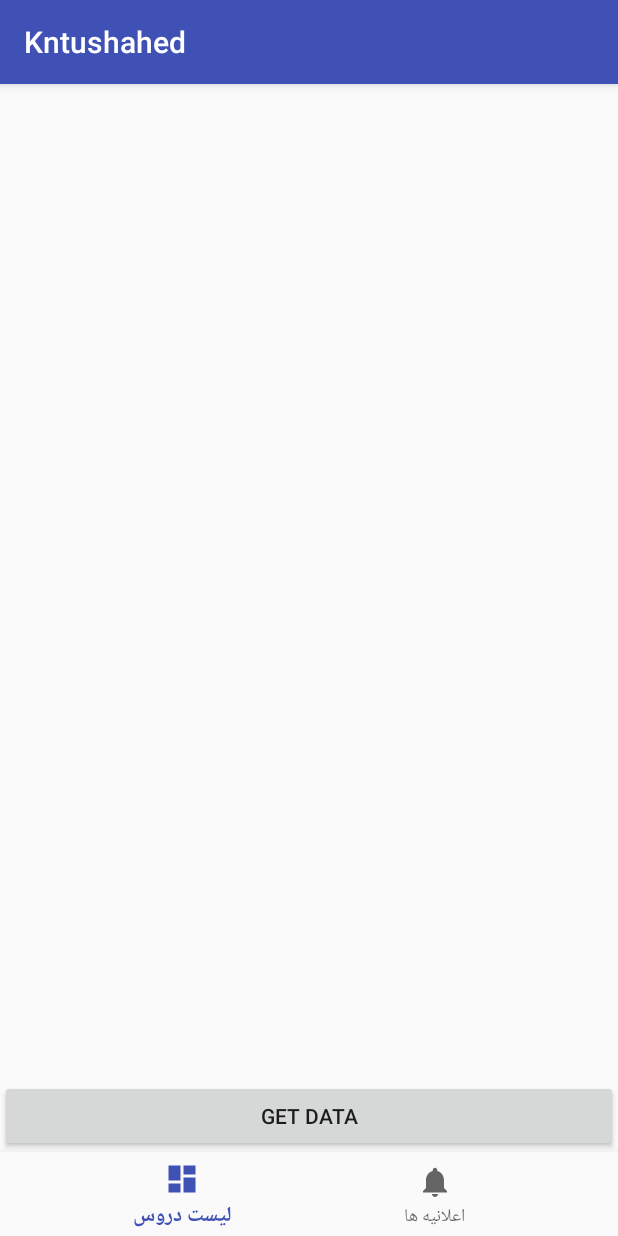
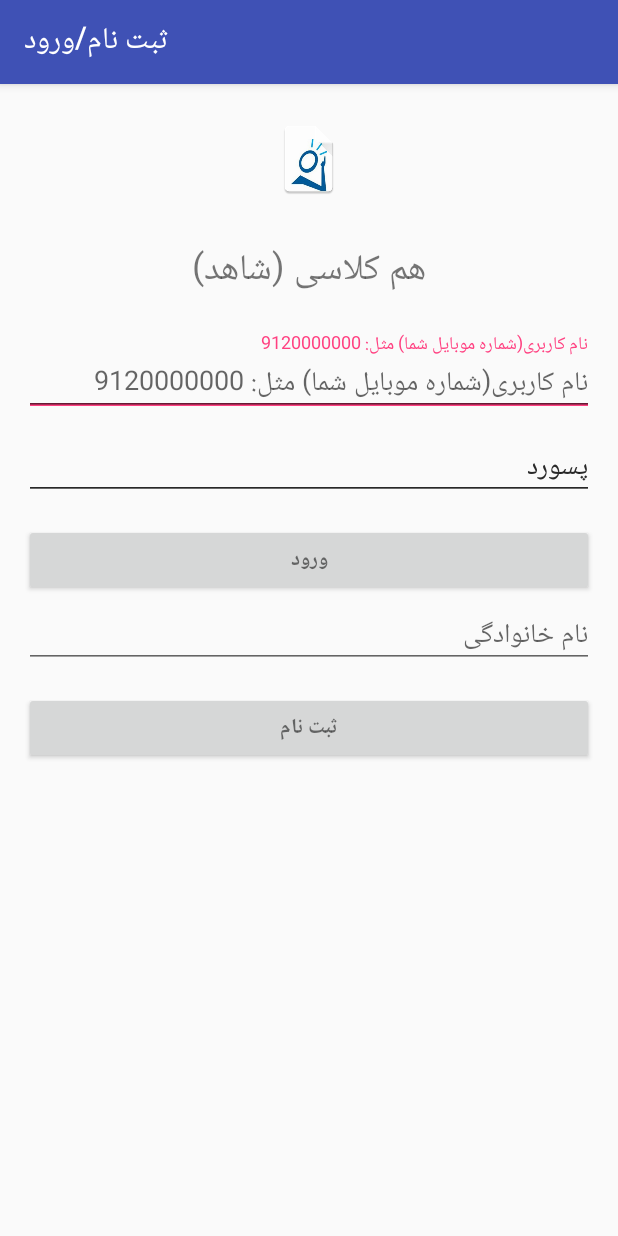
Before and after one commit to msf833/Kntushahed, an Android app: the screen it shows after launch (MainActivity before the commit, SignupLoginActivity after it), on a phone screen of 412 x 824 dp. Run offline under Robolectric (Android 15) with nearby library versions, the phone set to English and light mode, and no system bars; our stand-ins replace Volley.

Commit message:
Login/Signup activity has been created

```diff
--- a/app/src/main/java/ir/madamas/kntushahed/kntushahed/MainActivity.java
+++ b/app/src/main/java/ir/madamas/kntushahed/kntushahed/MainActivity.java
@@ -1,7 +1,10 @@
 package ir.madamas.kntushahed.kntushahed;
 
 import android.app.DownloadManager;
+import android.content.Intent;
+import android.content.SharedPreferences;
 import android.os.Bundle;
+import android.preference.PreferenceManager;
 import android.support.annotation.NonNull;
 import android.support.design.widget.BottomNavigationView;
 import android.support.v4.app.FragmentManager;
@@ -29,12 +32,16 @@ import org.json.JSONObject;
 import ir.madamas.kntushahed.kntushahed.fragments.coursesListFragment;
 import ir.madamas.kntushahed.kntushahed.fragments.notificationFragment;
 
+import static java.security.AccessController.getContext;
+
 public class MainActivity extends AppCompatActivity {
 
     private TextView mTextMessage;
 
     RequestQueue myrequestqueue;
     String tempMF;
+    SharedPreferences sharedPreferences;
+
 
     FragmentManager fragmentManager = getSupportFragmentManager();
     private BottomNavigationView.OnNavigationItemSelectedListener mOnNavigationItemSelectedListener
@@ -73,7 +80,19 @@ public class MainActivity extends AppCompatActivity {
         BottomNavigationView navigation = (BottomNavigationView) findViewById(R.id.navigation);
         navigation.setOnNavigationItemSelectedListener(mOnNavigationItemSelectedListener);
 
+        sharedPreferences = PreferenceManager.getDefaultSharedPreferences(getApplicationContext());
+        String name = sharedPreferences.getString("name","کاربر");
 
     }
 
+    @Override
+    protected void onResume() {
+        super.onResume();
+        boolean Registered = sharedPreferences.getBoolean("Registered", false);
+
+        if (Registered == false){
+            Intent item_intent = new Intent(getApplicationContext(), SignupLoginActivity.class);
+            startActivityForResult(item_intent, 1);
+        }
+    }
 }
--- /dev/null
+++ b/app/src/main/java/ir/madamas/kntushahed/kntushahed/SignupLoginActivity.java
@@ -0,0 +1,114 @@
+package ir.madamas.kntushahed.kntushahed;
+
+import android.animation.Animator;
+import android.animation.AnimatorListenerAdapter;
+import android.annotation.TargetApi;
+import android.content.pm.PackageManager;
+import android.support.annotation.NonNull;
+import android.support.design.widget.Snackbar;
+import android.support.v7.app.AppCompatActivity;
+import android.app.LoaderManager.LoaderCallbacks;
+
+import android.content.CursorLoader;
+import android.content.Loader;
+import android.database.Cursor;
+import android.net.Uri;
+import android.os.AsyncTask;
+
+import android.os.Build;
+import android.os.Bundle;
+import android.provider.ContactsContract;
+import android.text.TextUtils;
+import android.view.KeyEvent;
+import android.view.View;
+import android.view.View.OnClickListener;
+import android.view.inputmethod.EditorInfo;
+import android.widget.ArrayAdapter;
+import android.widget.AutoCompleteTextView;
+import android.widget.Button;
+import android.widget.EditText;
+import android.widget.TabHost;
+import android.widget.TextView;
+
+import java.util.ArrayList;
+import java.util.List;
+
+import static android.Manifest.permission.READ_CONTACTS;
+
+/**
+ * A login screen that offers login via email/password.
+ */
+public class SignupLoginActivity extends AppCompatActivity {
+
+    // UI references.
+    private EditText username_signup;
+    private EditText Password_signup;
+    private View mProgressView;
+    private View mLoginFormView;
+
+    @Override
+    protected void onCreate(Bundle savedInstanceState) {
+        super.onCreate(savedInstanceState);
+        setContentView(R.layout.activity_signup_login);
+
+        // Set up the login form.
+        username_signup = (EditText) findViewById(R.id.Tbox_username_signup);
+        Password_signup = (EditText) findViewById(R.id.TBox_password_signup);
+
+        Password_signup.setOnEditorActionListener(new TextView.OnEditorActionListener() {
+            @Override
+            public boolean onEditorAction(TextView textView, int id, KeyEvent keyEvent) {
+                if (id == R.id.login || id == EditorInfo.IME_NULL) {
+                    return true;
+                }
+                return false;
+            }
+        });
+
+        Button mEmailSignInButton = (Button) findViewById(R.id.signun_button);
+        mEmailSignInButton.setOnClickListener(new OnClickListener() {
+            @Override
+            public void onClick(View view) {
+
+            }
+        });
+
+        //mLoginFormView = findViewById(R.id.login_form);
+        mProgressView = findViewById(R.id.login_progress);
+
+        TabHost host = (TabHost)findViewById(R.id.tabHost);
+        host.setup();
+
+        //Tab 1
+        TabHost.TabSpec spec = host.newTabSpec("ثبت نام");
+        spec.setContent(R.id.tab1);
+        spec.setIndicator("ثبت نام");
+        host.addTab(spec);
+
+        //Tab 2
+        spec = host.newTabSpec("ورود");
+        spec.setContent(R.id.tab2);
+        spec.setIndicator("ورود");
+        host.addTab(spec);
+
+    }
+
+
+    /**
+     * Attempts to sign in or register the account specified by the login form.
+     * If there are form errors (invalid email, missing fields, etc.), the
+     * errors are presented and no actual login attempt is made.
+     */
+
+
+    private boolean isUsernameValid(String phoneNum) {
+        //TODO: Replace this with your own logic
+        return phoneNum.startsWith("9");
+    }
+
+    private boolean isPasswordValid(String password) {
+        //TODO: Replace this with your own logic
+        return password.length() > 4;
+    }
+
+}
--- /dev/null
+++ b/app/src/main/res/layout/activity_signup_login.xml
@@ -0,0 +1,229 @@
+<LinearLayout xmlns:android="http://schemas.android.com/apk/res/android"
+    xmlns:tools="http://schemas.android.com/tools"
+    android:layout_width="match_parent"
+    android:layout_height="match_parent"
+    xmlns:app="http://schemas.android.com/apk/res-auto"
+    android:gravity="center_horizontal"
+    android:orientation="vertical"
+    android:paddingBottom="@dimen/activity_vertical_margin"
+    android:paddingLeft="@dimen/activity_horizontal_margin"
+    android:paddingRight="@dimen/activity_horizontal_margin"
+    android:paddingTop="@dimen/activity_vertical_margin"
+    tools:context="ir.madamas.kntushahed.kntushahed.SignupLoginActivity">
+
+    <!-- Login progress -->
+
+    <ProgressBar
+        android:id="@+id/login_progress"
+        style="?android:attr/progressBarStyleLarge"
+        android:layout_width="wrap_content"
+        android:layout_height="wrap_content"
+        android:layout_marginBottom="8dp"
+        android:visibility="gone" />
+
+
+
+    <ImageView
+        android:id="@+id/imageView5"
+        android:layout_width="wrap_content"
+        android:layout_height="wrap_content"
+        android:layout_alignParentTop="true"
+        android:layout_centerHorizontal="true"
+        android:padding="10dp"
+        app:srcCompat="@mipmap/ic_logo" />
+
+    <TextView
+        android:id="@+id/textView9"
+        android:layout_width="wrap_content"
+        android:layout_height="wrap_content"
+        android:layout_below="@+id/imageView5"
+        android:layout_centerHorizontal="true"
+        android:gravity="top|center_vertical"
+        android:text="@string/action_appname"
+        android:padding="20dp"
+        android:textSize="24sp" />
+
+    <ScrollView
+        android:layout_width="match_parent"
+        android:layout_height="match_parent">
+
+        <TabHost
+            android:layout_width="match_parent"
+            android:layout_height="match_parent"
+            android:id="@+id/tabHost">
+
+            <LinearLayout
+                android:layout_width="match_parent"
+                android:layout_height="match_parent"
+                android:orientation="vertical">
+
+                <TabWidget
+                    android:id="@android:id/tabs"
+                    android:layout_width="match_parent"
+                    android:layout_height="wrap_content" />
+
+                <FrameLayout
+                    android:id="@android:id/tabcontent"
+                    android:layout_width="match_parent"
+                    android:layout_height="match_parent">
+
+                    <ScrollView
+                        android:id="@+id/tab1"
+                        android:layout_width="match_parent"
+                        android:layout_height="match_parent">
+
+                        <LinearLayout
+                            android:id="@+id/email_login_form"
+                            android:layout_width="match_parent"
+                            android:layout_height="wrap_content"
+                            android:orientation="vertical">
+
+                            <android.support.design.widget.TextInputLayout
+                                android:layout_width="match_parent"
+                                android:layout_height="wrap_content">
+
+                                <EditText
+                                    android:id="@+id/Tbox_username_signup"
+                                    android:layout_width="match_parent"
+                                    android:layout_height="wrap_content"
+                                    android:hint="@string/prompt_username"
+                                    android:inputType="phone"
+                                    android:maxLines="1"
+                                    android:singleLine="true" />
+
+                            </android.support.design.widget.TextInputLayout>
+
+                            <android.support.design.widget.TextInputLayout
+                                android:layout_width="match_parent"
+                                android:layout_height="wrap_content">
+
+                                <EditText
+                                    android:id="@+id/TBox_password_signup"
+                                    android:layout_width="match_parent"
+                                    android:layout_height="wrap_content"
+                                    android:hint="@string/prompt_password"
+                                    android:imeActionId="@+id/login"
+                                    android:imeActionLabel="@string/action_sign_in_short"
+                                    android:imeOptions="actionUnspecified"
+                                    android:inputType="textPassword"
+                                    android:maxLines="1"
+                                    android:singleLine="true" />
+
+                            </android.support.design.widget.TextInputLayout>
+
+                            <android.support.design.widget.TextInputLayout
+                                android:layout_width="match_parent"
+                                android:layout_height="wrap_content">
+
+                                <EditText
+                                    android:id="@+id/TBox_name_signup"
+                                    android:layout_width="match_parent"
+                                    android:layout_height="wrap_content"
+                                    android:hint="@string/action_name_signup"
+                                    android:imeActionId="@+id/login"
+                                    android:imeActionLabel="@string/action_sign_in_short"
+                                    android:imeOptions="actionUnspecified"
+                                    android:inputType="textPersonName"
+                                    android:maxLines="1"
+                                    android:singleLine="true" />
+
+                            </android.support.design.widget.TextInputLayout>
+
+                            <android.support.design.widget.TextInputLayout
+                                android:layout_width="match_parent"
+                                android:layout_height="wrap_content">
+
+                                <EditText
+                                    android:id="@+id/TBox_family_signup"
+                                    android:layout_width="match_parent"
+                                    android:layout_height="wrap_content"
+                                    android:hint="@string/action_family_signup"
+                                    android:imeActionId="@+id/login"
+                                    android:imeActionLabel="@string/action_sign_in_short"
+                                    android:imeOptions="actionUnspecified"
+                                    android:inputType="textPersonName"
+                                    android:maxLines="1"
+                                    android:singleLine="true" />
+
+                            </android.support.design.widget.TextInputLayout>
+
+                            <Button
+                                android:id="@+id/signun_button"
+                                style="?android:textAppearanceSmall"
+                                android:layout_width="match_parent"
+                                android:layout_height="wrap_content"
+                                android:layout_marginTop="16dp"
+                                android:text="@string/action_sign_in"
+                                android:textStyle="bold" />
+
+                        </LinearLayout>
+                    </ScrollView>
+
+                    <ScrollView
+                        android:id="@+id/tab2"
+                        android:layout_width="match_parent"
+                        android:layout_height="match_parent">
+
+                        <LinearLayout
+                            android:id="@+id/username_login_form"
+                            android:layout_width="match_parent"
+                            android:layout_height="wrap_content"
+                            android:orientation="vertical">
+
+                            <android.support.design.widget.TextInputLayout
+                                android:layout_width="match_parent"
+                                android:layout_height="wrap_content">
+
+                                <EditText
+                                    android:id="@+id/TBox_username_login"
+                                    android:layout_width="match_parent"
+                                    android:layout_height="wrap_content"
+                                    android:hint="@string/prompt_username"
+                                    android:inputType="textEmailAddress"
+                                    android:maxLines="1"
+                                    android:singleLine="true" />
+
+                            </android.support.design.widget.TextInputLayout>
+
+                            <android.support.design.widget.TextInputLayout
+                                android:layout_width="match_parent"
+                                android:layout_height="wrap_content">
+
+                                <EditText
+                                    android:id="@+id/TBox_password_login"
+                                    android:layout_width="match_parent"
+                                    android:layout_height="wrap_content"
+                                    android:hint="@string/prompt_password"
+                                    android:imeActionId="@+id/login"
+                                    android:imeActionLabel="@string/action_sign_in_short"
+                                    android:imeOptions="actionUnspecified"
+                                    android:inputType="textPassword"
+                                    android:maxLines="1"
+                                    android:singleLine="true" />
+
+                            </android.support.design.widget.TextInputLayout>
+
+                            <Button
+                                android:id="@+id/login_button"
+                                style="?android:textAppearanceSmall"
+                                android:layout_width="match_parent"
+                                android:layout_height="wrap_content"
+                                android:layout_marginTop="16dp"
+                                android:text="@string/action_login"
+                                android:textStyle="bold" />
+
+                        </LinearLayout>
+                    </ScrollView>
+
+                    <LinearLayout
+                        android:id="@+id/tab3"
+                        android:layout_width="match_parent"
+                        android:layout_height="match_parent"
+                        android:orientation="vertical">
+
+                    </LinearLayout>
+                </FrameLayout>
+            </LinearLayout>
+        </TabHost>
+    </ScrollView>
+</LinearLayout>
--- a/app/src/main/res/values/strings.xml
+++ b/app/src/main/res/values/strings.xml
@@ -6,4 +6,24 @@
 
     <!-- TODO: Remove or change this placeholder text -->
     <string name="hello_blank_fragment">Hello blank fragment</string>
+    <string name="title_activity_signup_login">ثبت نام/ورود</string>
+
+    <!-- Strings related to login -->
+    <string name="prompt_email">Email</string>
+    <string name="action_appname">هم کلاسی (شاهد)</string>
+    <string name="prompt_username">نام کاربری(شماره موبایل شما) مثل: 9120000000</string>
+    <string name="prompt_password">پسورد</string>
+    <string name="action_sign_in">ثبت نام</string>
+    <string name="action_login">ورود</string>
+    <string name="action_name_signup">نام</string>
+    <string name="action_family_signup">نام خانوادگی</string>
+    <string name="action_sign_in_short">Sign in</string>
+    <string name="error_invalid_phone">شماره تلفن باید با 9 آغاز شود</string>
+    <string name="error_invalid_password">This password is too short</string>
+    <string name="error_incorrect_password">This password is incorrect</string>
+    <string name="error_field_required">This field is required</string>
+    <string name="permission_rationale">"Contacts permissions are needed for providing email
+
+        completions."
+    </string>
 </resources>
```
Also changed, not shown: app/src/main/AndroidManifest.xml (+15 -5 lines).
